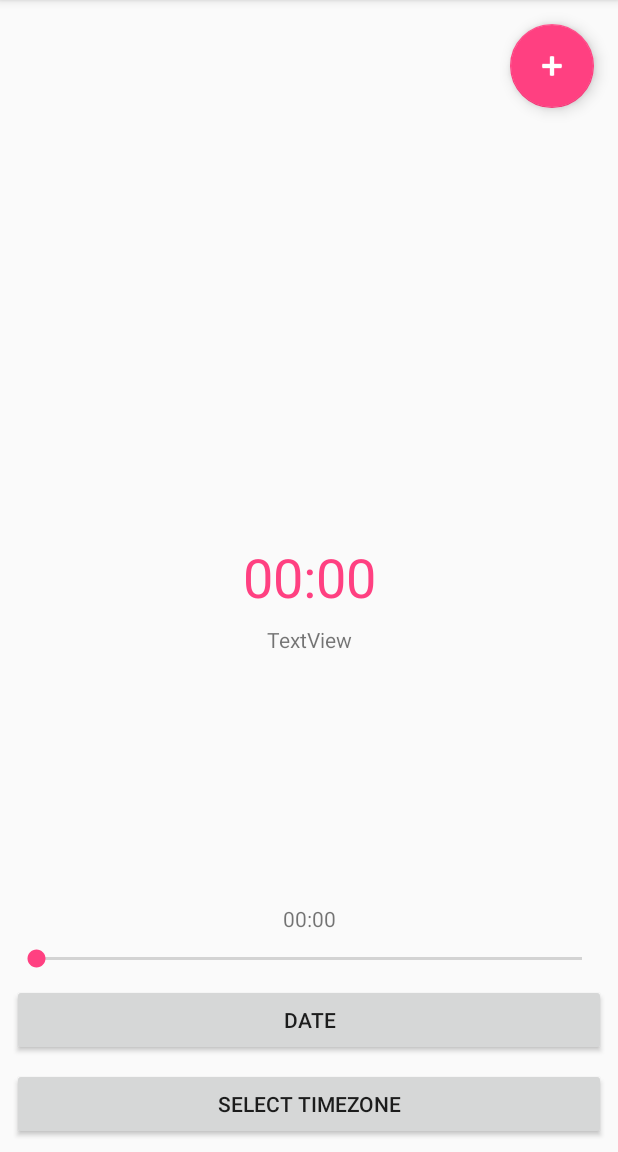
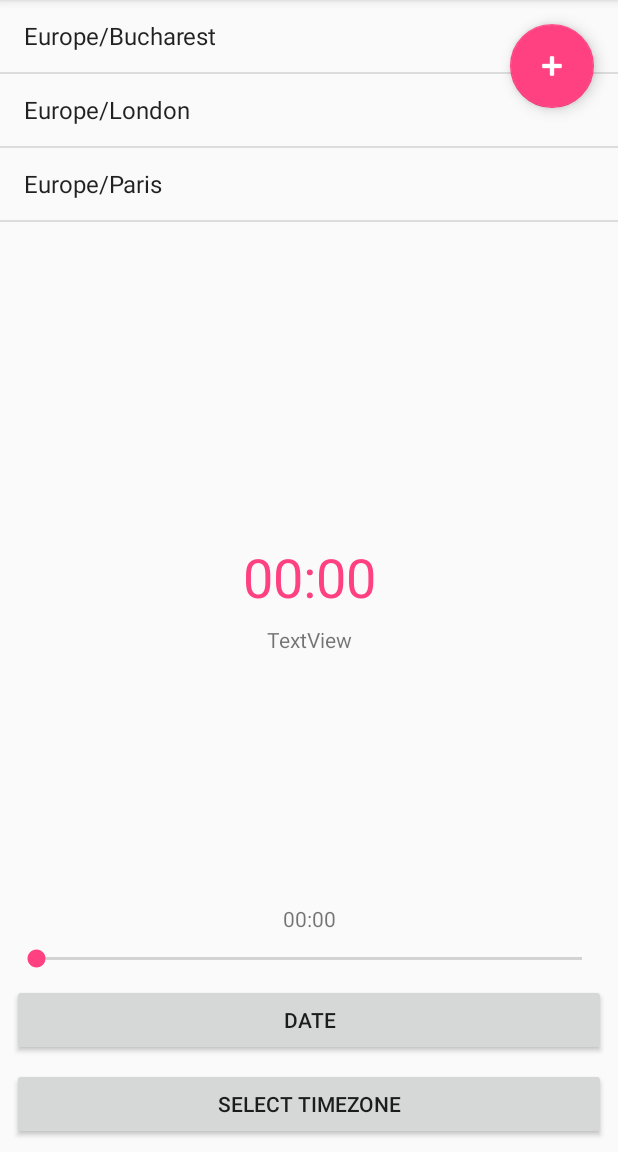
Before and after one commit to patelprashant/FindMyTimeZone, an Android app: the screen it shows after launch (MainActivity), on a phone screen of 412 x 824 dp, the part 84-1236 px from its top. Run offline under Robolectric (Android 15) with nearby library versions, the phone set to English and light mode, and no system bars.

Commit message:
Populate timezone data in main activity

```diff
--- a/app/src/main/java/com/example/findmytimezone/MainActivity.kt
+++ b/app/src/main/java/com/example/findmytimezone/MainActivity.kt
@@ -6,10 +6,8 @@ import android.content.Intent
 import android.os.Bundle
 import android.support.v7.app.AppCompatActivity
 import android.view.View
-import android.widget.Button
-import android.widget.SeekBar
+import android.widget.*
 import android.widget.SeekBar.OnSeekBarChangeListener
-import android.widget.TextView
 import kotlinx.android.synthetic.main.activity_main.*
 import java.text.SimpleDateFormat
 import java.util.*
@@ -23,10 +21,16 @@ class MainActivity : AppCompatActivity(), OnSeekBarChangeListener, View.OnClickL
     private var dateButtonView: Button? = null
     private var timeZoneButtonView: Button? = null
     private var convertedDateView: TextView? = null
+    private var convertedTimeView: TextView? = null
+    private var listViewMainView: ListView? = null
 
     private var localDate: Date = Date()
     private var calendar = Calendar.getInstance()
     private var userTimeZone: TimeZone? = null
+
+    var selectedTimezonesMain = arrayOf("Europe/Bucharest", "Europe/London", "Europe/Paris")
+    var selectedTimeZoneMain: TimeZone? = null
+
 
     private var CHOOSE_TIME_ZONE_REQUEST_CODE = 1
 
@@ -39,9 +43,17 @@ class MainActivity : AppCompatActivity(), OnSeekBarChangeListener, View.OnClickL
         dateButtonView = this.dateButton
         timeZoneButtonView = this.timeZoneButton
         convertedDateView = this.convertedDate
+        convertedTimeView = this.convertedTime
+        listViewMainView = this.listViewMain
 
         seekBarView!!.setOnSeekBarChangeListener(this)
         dateButtonView?.setOnClickListener(this)
+
+        val adapterMain = ArrayAdapter<String>(this, android.R.layout.simple_list_item_1, android.R.id.text1, selectedTimezonesMain)
+        listViewMainView?.adapter = adapterMain
+        listViewMainView!!.onItemClickListener = AdapterView.OnItemClickListener{ adapterView, view, i, l ->
+            selectedTimeZoneMain = TimeZone.getTimeZone(selectedTimezonesMain[i])
+        }
     }
 
     private fun updateDateInView() {
--- a/app/src/main/res/layout/activity_main.xml
+++ b/app/src/main/res/layout/activity_main.xml
@@ -82,7 +82,7 @@
         app:layout_constraintTop_toBottomOf="@+id/convertedTime" />
 
     <ListView
-        android:id="@+id/listView"
+        android:id="@+id/listViewMain"
         android:layout_width="0dp"
         android:layout_height="0dp"
         android:layout_marginBottom="16dp"
```
